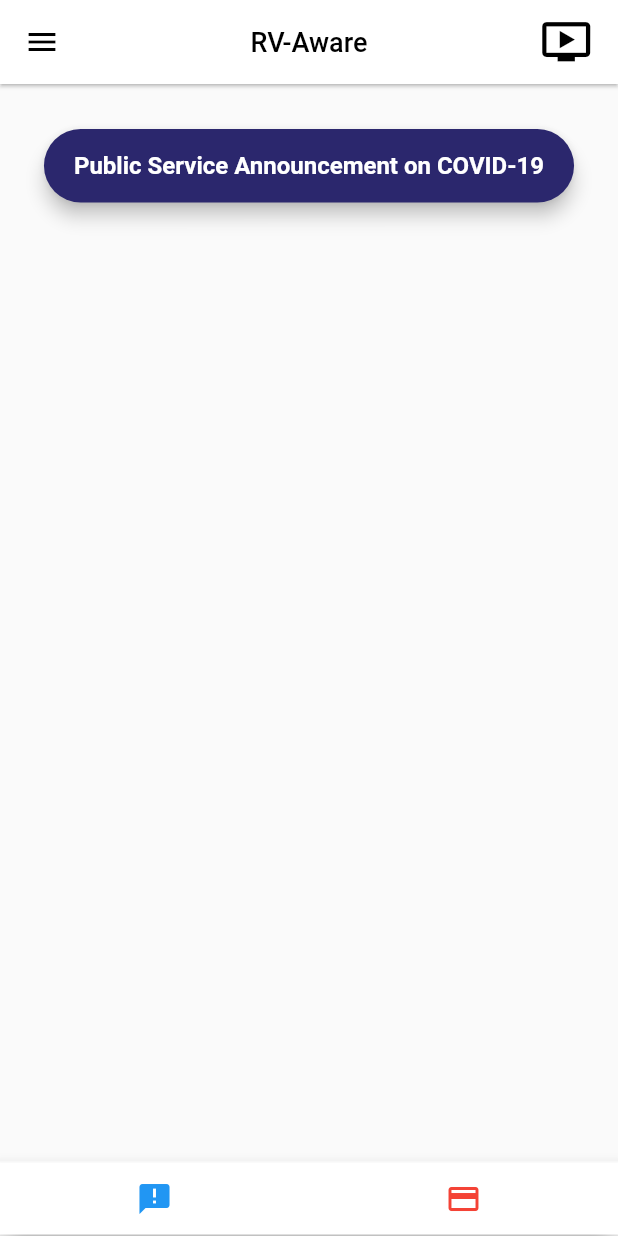
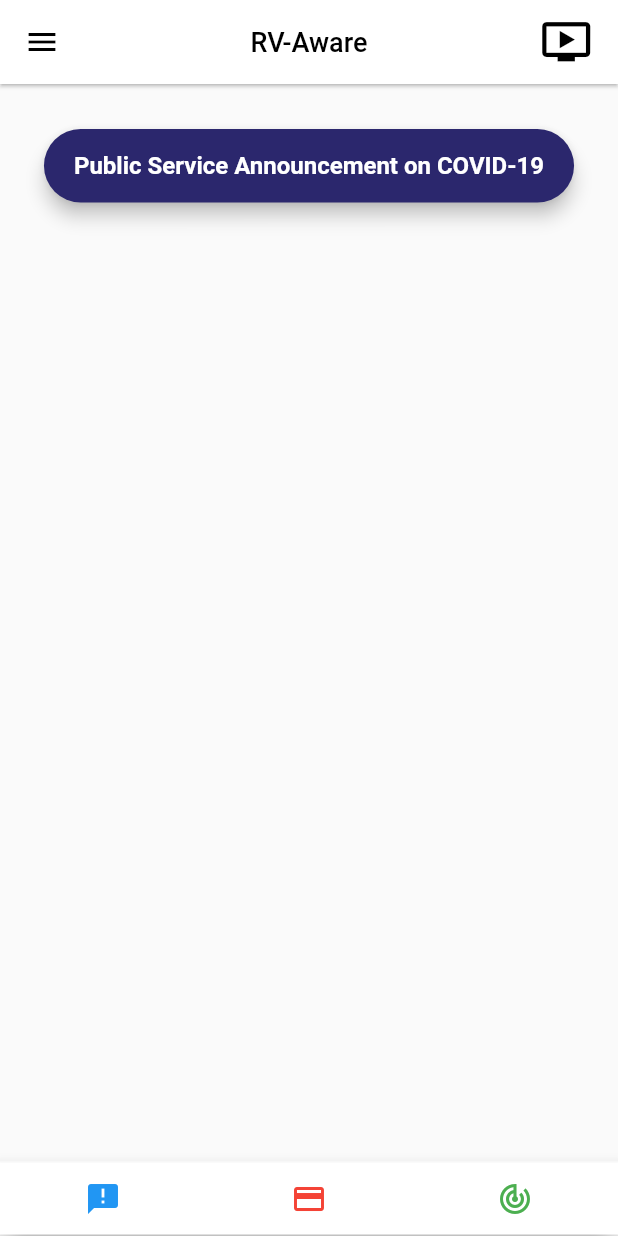
Before and after one commit to abhiroopsaha19/flutter_ieee, a Flutter app: the screen it shows after launch, on a phone screen of 412 x 824 dp. Run offline on Flutter 3.47's test engine with Material 2 defaults, Android fonts, the phone set to English and light mode, and no system bars.

Commit message:
Tracking Icon

```diff
--- a/lib/main.dart
+++ b/lib/main.dart
@@ -79,6 +79,10 @@ class MyHomePage extends StatelessWidget {
               ),
               new IconButton(
                   icon: Icon(Icons.payment,color:Colors.red),
+                  onPressed: null
+              ),
+              new IconButton(
+                  icon: Icon(Icons.track_changes,color:Colors.green),
                   onPressed: null
               ),
             ],
```
